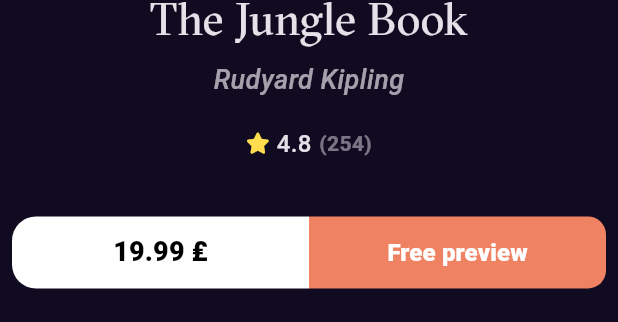
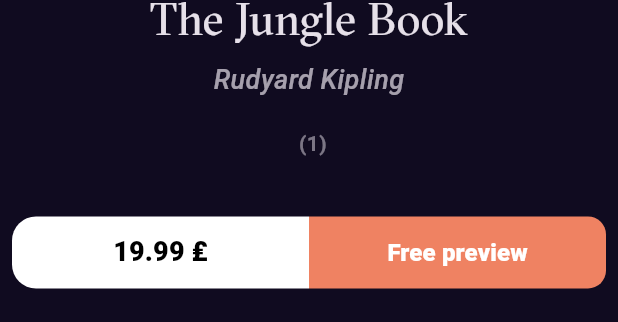
Before and after one commit to IbrahimRanjous/bookly2, a Flutter app: the BookDetailsSection widget shown alone on an empty page, opened directly, on a phone screen of 412 x 824 dp. Shown: the part 648-970 px from the top of the screen. Run offline on Flutter 3.47's test engine with Material 3 defaults, Android fonts, the phone set to English and light mode, and no system bars; our stand-ins replace bloc, dartz, dio, equatable, flutter_animate, flutter_bloc and 3 more; network calls fail.

Commit message:
desplay newest books

```diff
--- a/lib/Features/home/presentation/views/widgets/book_rating.dart
+++ b/lib/Features/home/presentation/views/widgets/book_rating.dart
@@ -1,27 +1,23 @@
 import 'package:bookly/core/utils/styles.dart';
 import 'package:flutter/material.dart';
-import 'package:font_awesome_flutter/font_awesome_flutter.dart';
 
 class BookRating extends StatelessWidget {
   const BookRating(
-      {super.key, this.mainAxisAlignment = MainAxisAlignment.start});
+      {super.key,
+      this.mainAxisAlignment = MainAxisAlignment.start,
+      required this.count,
+      required this.publishedDate});
 
   final MainAxisAlignment mainAxisAlignment;
+  final String publishedDate;
+  final int count;
   @override
   Widget build(BuildContext context) {
     return Row(
       mainAxisAlignment: mainAxisAlignment,
       children: [
-        const Icon(
-          FontAwesomeIcons.solidStar,
-          size: 14,
-          color: Color(0xffFFDD4F),
-        ),
-        const SizedBox(
-          width: 6.3,
-        ),
-        const Text(
-          '4.8',
+        Text(
+          publishedDate,
           style: Styles.textStyle16,
         ),
         const SizedBox(
@@ -30,7 +26,7 @@ class BookRating extends StatelessWidget {
         Opacity(
           opacity: .5,
           child: Text(
-            '(254)',
+            '($count)',
             style: Styles.textStyle14.copyWith(fontWeight: FontWeight.w600),
           ),
         ),
--- a/lib/Features/home/presentation/views/widgets/books_details_section.dart
+++ b/lib/Features/home/presentation/views/widgets/books_details_section.dart
@@ -42,6 +42,8 @@ class BookDetailsSection extends StatelessWidget {
         ),
         const BookRating(
           mainAxisAlignment: MainAxisAlignment.center,
+          count: 1,
+          publishedDate: '',
         ),
         const SizedBox(
           height: 37,
--- a/lib/Features/search/presentaion/views/widgets/search_result_list_view.dart
+++ b/lib/Features/search/presentaion/views/widgets/search_result_list_view.dart
@@ -1,4 +1,5 @@
-import 'package:bookly/Features/home/presentation/views/widgets/best_seller_list_view_item.dart';
+import 'package:bookly/Features/home/data/models/book_model/book_model.dart';
+import 'package:bookly/Features/home/presentation/views/widgets/newest_books_list_view_item.dart';
 import 'package:flutter/material.dart';
 
 class SearchResultListView extends StatelessWidget {
@@ -12,7 +13,8 @@ class SearchResultListView extends StatelessWidget {
         itemBuilder: (context, index) {
           return const Padding(
             padding: EdgeInsets.symmetric(vertical: 10),
-            child: BookListViewItem(),
+            // child: BookListViewItem(),
+            child: Text('data'),
           );
         });
     ;
--- a/lib/main.dart
+++ b/lib/main.dart
@@ -29,7 +29,7 @@ class BooklyApp extends StatelessWidget {
         BlocProvider(
           create: (context) => NewestBooksCubit(
             getIt.get<HomeRepoImpl>(),
-          ),
+          )..fetchNewestBoooks(),
         ),
       ],
       child: MaterialApp.router(
```
Also changed, not shown: lib/Features/home/presentation/views/widgets/best_seller_list_view.dart (deleted, +0 -20 lines), lib/Features/home/presentation/views/widgets/home_view_body.dart (+4 -3 lines), lib/Features/home/presentation/views/widgets/newest_books_list_view.dart (added, +38 -0 lines), lib/Features/home/presentation/views/widgets/newest_books_list_view_item.dart (renamed from lib/Features/home/presentation/views/widgets/best_seller_list_view_item.dart, +18 -21 lines).
